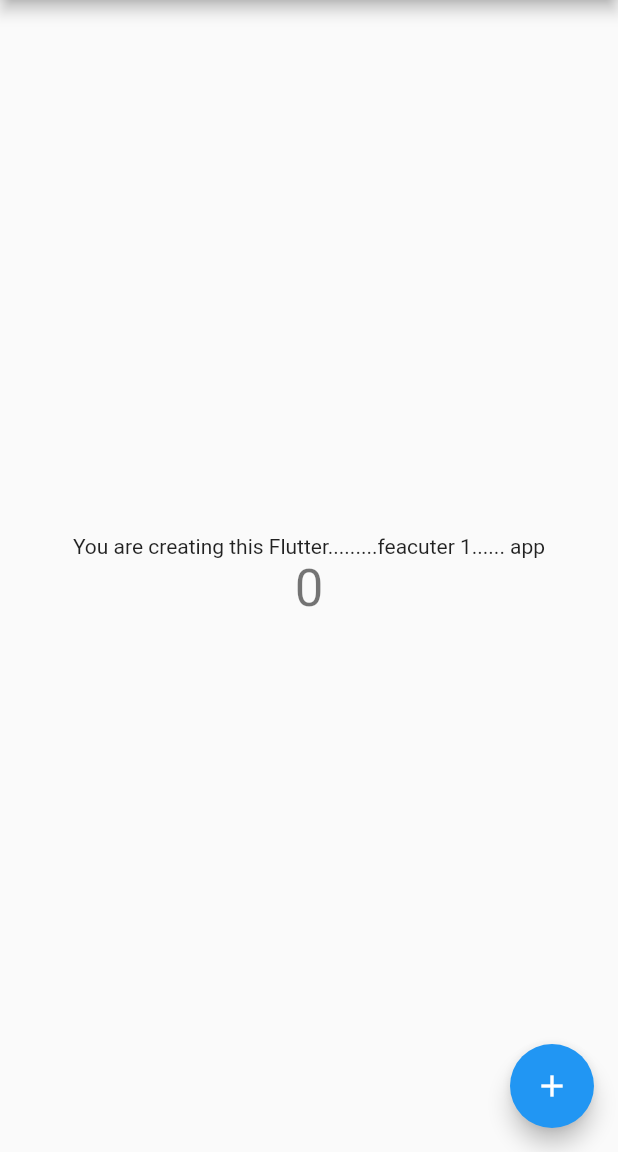
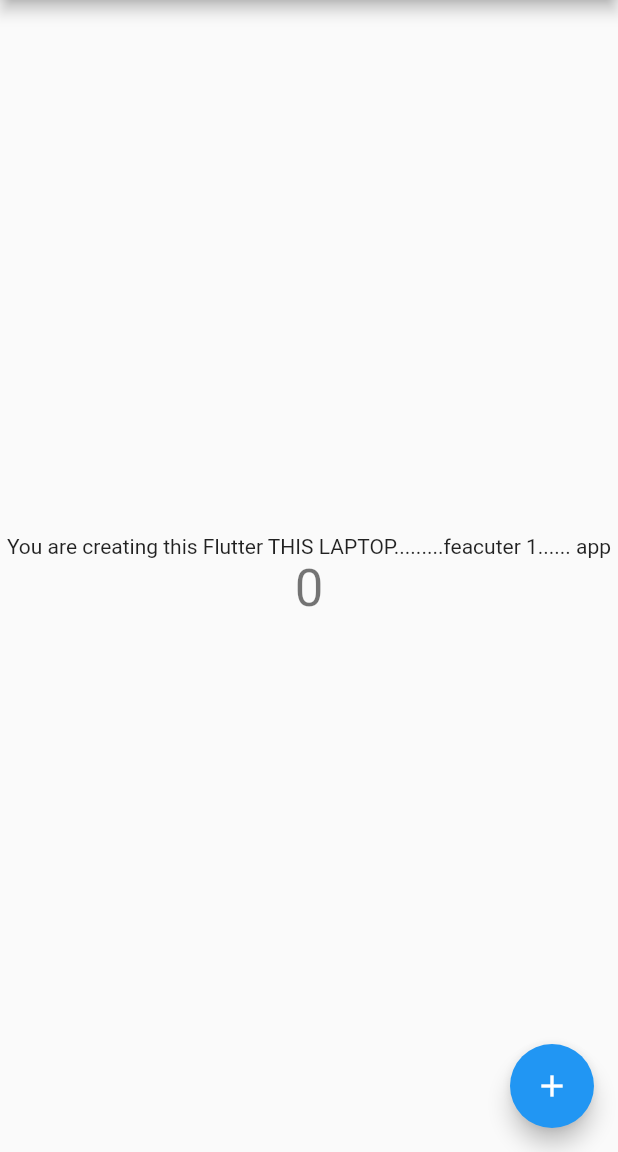
Before and after one commit to gazialankus/git_workshop_july_2021, a Flutter app: the screen it shows after launch, on a phone screen of 412 x 824 dp, the part 84-1236 px from its top. Run offline on Flutter 3.47's test engine with Material 2 defaults, Android fonts, the phone set to English and light mode, and no system bars.

Commit message:
Commit from this laptop

```diff
--- a/lib/ui/my_home_page.dart
+++ b/lib/ui/my_home_page.dart
@@ -38,7 +38,7 @@ class _MyHomePageState extends State<MyHomePage> {
           mainAxisAlignment: MainAxisAlignment.center,
           children: <Widget>[
             Text( // some useful lines
-              'You are creating this Flutter.........feacuter 1...... app',
+              'You are creating this Flutter THIS LAPTOP.........feacuter 1...... app',
             ),
             Text(
               '$_counter',
```
